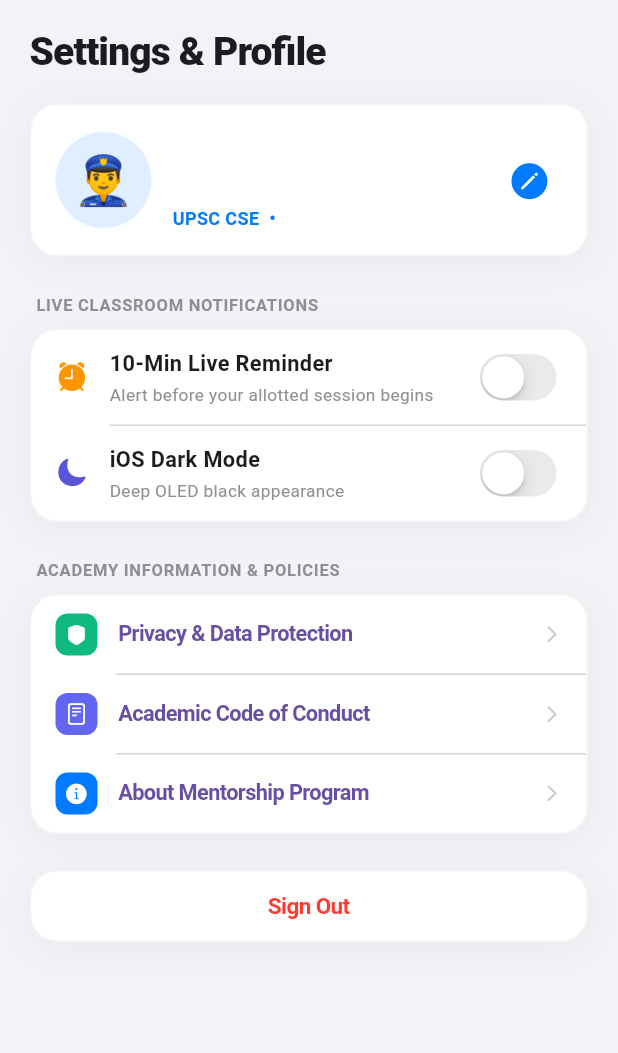
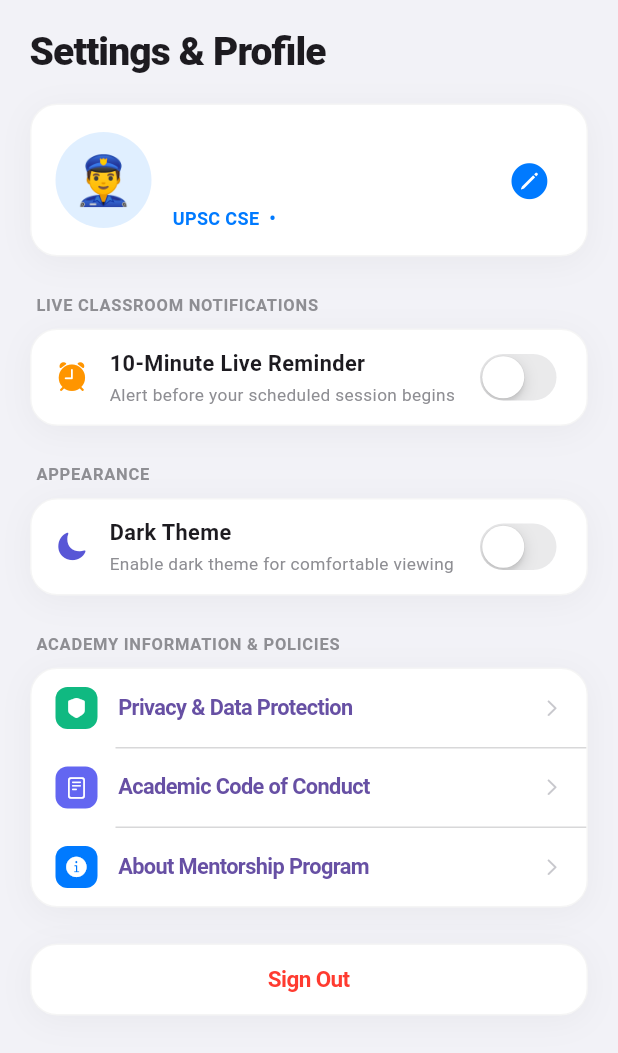
Before and after one commit to Mahendrakumar19/indrajeetsir, a Flutter app: the ProfileScreen screen opened directly with empty values, on a phone screen of 412 x 824 dp. Shown: the top 1053 px of the screen. Run offline on Flutter 3.47's test engine with Material 3 defaults, Android fonts, the phone set to English and light mode, and no system bars.

Commit message:
fix: separate appearance theme toggle from live notifications and clean up wording

```diff
--- a/student_app/lib/main.dart
+++ b/student_app/lib/main.dart
@@ -2223,26 +2223,34 @@ class ProfileScreen extends StatelessWidget {
             ),
             IosGlassCard(
               padding: EdgeInsets.zero,
-              child: Column(
-                children: [
-                  _buildToggleRow(
+              child: _buildToggleRow(
                 icon: CupertinoIcons.alarm_fill,
                 iconColor: IosTheme.systemOrange,
-                    title: '10-Min Live Reminder',
-                    subtitle: 'Alert before your allotted session begins',
+                title: '10-Minute Live Reminder',
+                subtitle: 'Alert before your scheduled session begins',
                 value: reminderEnabled,
                 onChanged: onReminderToggle,
               ),
-                  Divider(height: 1, indent: 52, color: IosTheme.separator(isDark)),
-                  _buildToggleRow(
+            ),
+            const SizedBox(height: 24),
+
+            // Section 2: Appearance
+            const Padding(
+              padding: EdgeInsets.only(left: 4, bottom: 8),
+              child: Text(
+                'APPEARANCE',
+                style: TextStyle(fontSize: 11, fontWeight: FontWeight.w700, color: CupertinoColors.systemGrey, letterSpacing: 0.5),
+              ),
+            ),
+            IosGlassCard(
+              padding: EdgeInsets.zero,
+              child: _buildToggleRow(
                 icon: CupertinoIcons.moon_fill,
                 iconColor: IosTheme.systemIndigo,
-                    title: 'iOS Dark Mode',
-                    subtitle: 'Deep OLED black appearance',
+                title: 'Dark Theme',
+                subtitle: 'Enable dark theme for comfortable viewing',
                 value: isDark,
                 onChanged: (val) => onThemeToggle(),
-                  ),
-                ],
               ),
             ),
             const SizedBox(height: 24),
```
Lines whose indentation alone changed are shown as unchanged.
